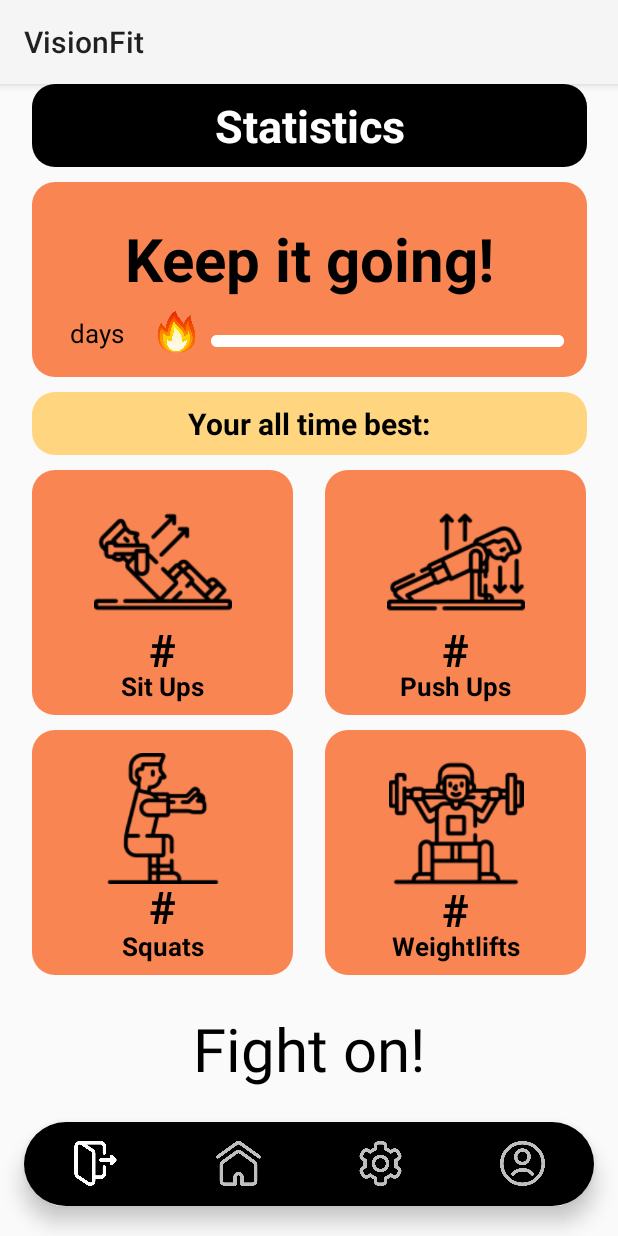
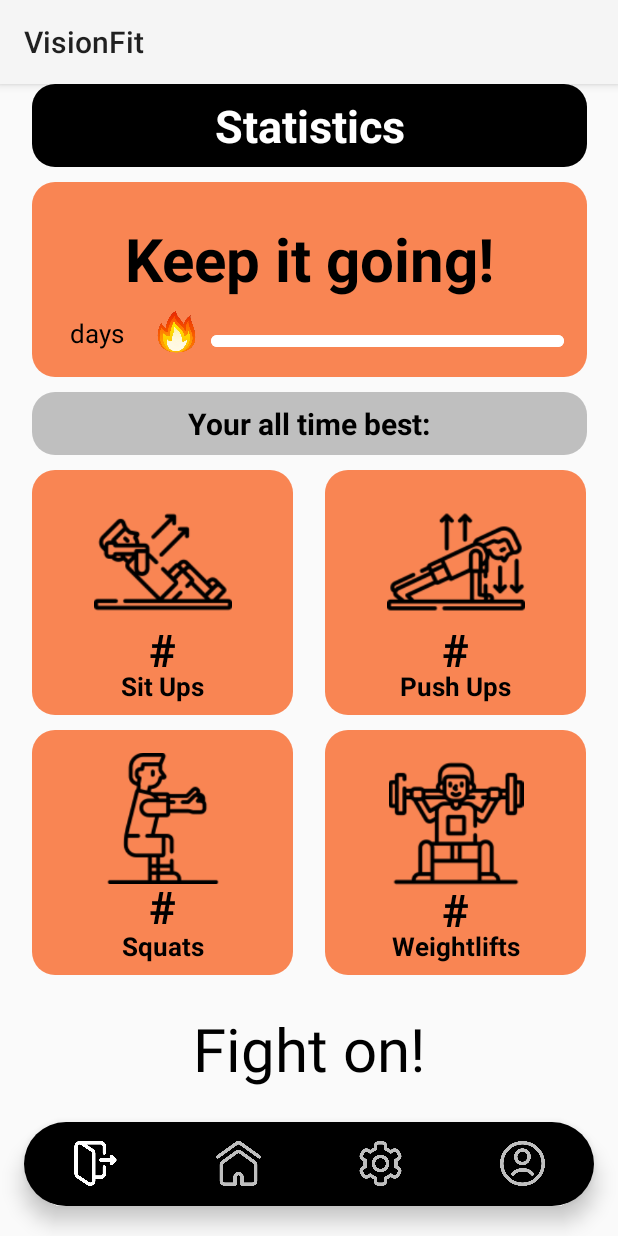
Before and after one commit to jh1h1h/visionfit, an Android app: the MyStatisticsActivity screen opened directly, with no data from a screen before it, on a phone screen of 412 x 824 dp. Run offline under Robolectric (Android 15) with nearby library versions, the light colour scheme and no system bars; our stand-ins replace Firebase (no records; nobody signed in at launch, a user with empty details on screens opened directly).

Commit message:
feature:update UI

```diff
--- a/app/src/main/res/layout/activity_my_statistics.xml
+++ b/app/src/main/res/layout/activity_my_statistics.xml
@@ -100,7 +100,7 @@
         android:layout_height="wrap_content"
         android:layout_marginTop="10dp"
         android:background="@drawable/round_view"
-        android:backgroundTint="@color/light_orange"
+        android:backgroundTint="@color/gray"
         android:orientation="vertical"
         android:padding="7dp"
         app:layout_constraintStart_toStartOf="parent"
```
